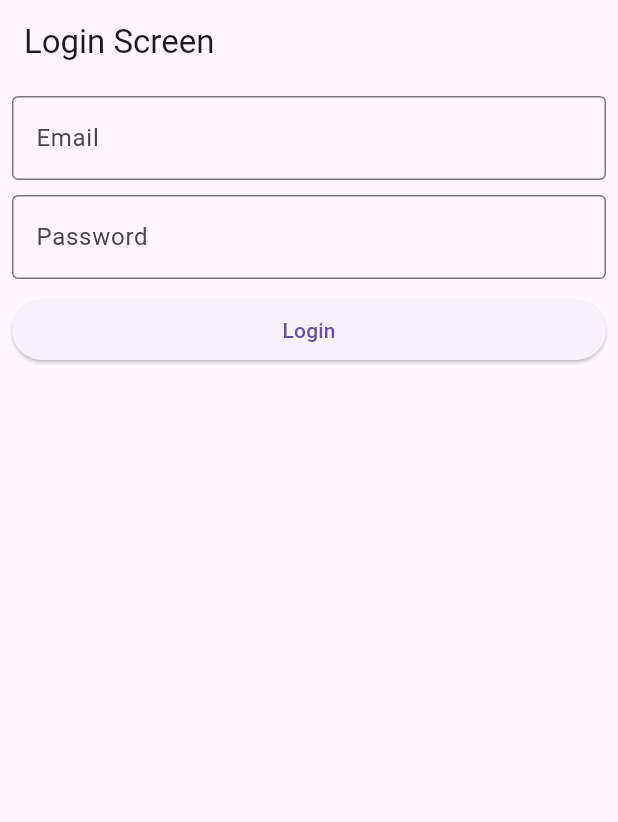
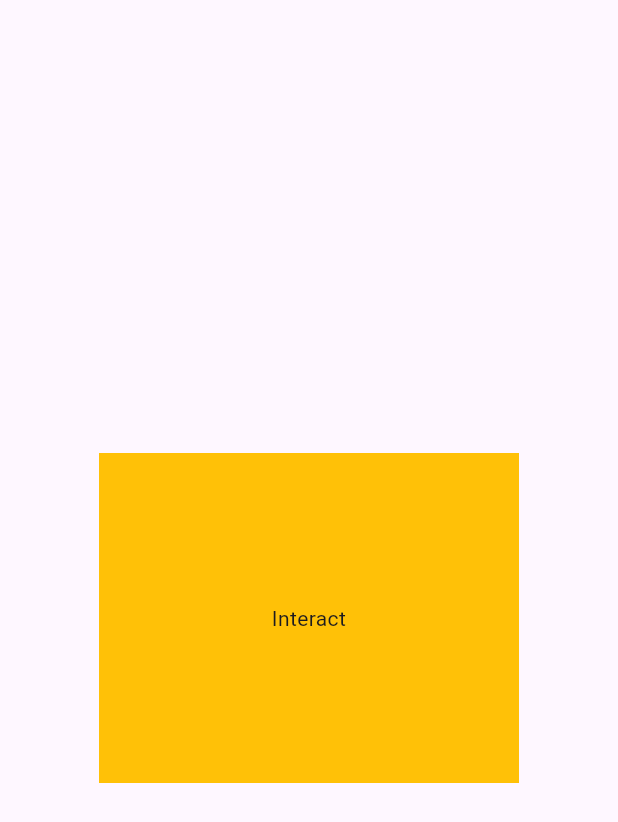
Before and after one commit to sanjayr1944/Flutter-UI, a Flutter app: the screen it shows after launch, on a phone screen of 412 x 824 dp. Shown: the top 822 px of the screen. Run offline on Flutter 3.47's test engine with Material 3 defaults, Android fonts, the phone set to English and light mode, and no system bars.

Commit message:
Flutter UI

```diff
--- /dev/null
+++ b/lib/Gestures/gestures.dart
@@ -0,0 +1,61 @@
+import 'package:flutter/material.dart';
+
+
+
+class MyGestureScreen extends StatefulWidget {
+  const MyGestureScreen({super.key});
+
+  @override
+  State<MyGestureScreen> createState() => _MyGestureScreenState();
+}
+
+class _MyGestureScreenState extends State<MyGestureScreen> {
+
+  String gestureMessage = "Interact";
+  @override
+  Widget build(BuildContext context) {
+    return Scaffold(
+      body: Center(
+        child: GestureDetector(
+          onTap: (){
+            setState(()
+            {
+              gestureMessage = "Tapped!";
+            });
+            },
+          onHorizontalDragUpdate: (details)
+          {
+            setState(()
+            {
+              gestureMessage = "Dragged!";
+            });
+          },
+          onDoubleTap: (){
+            setState(()
+            {
+              gestureMessage = "Double Tap!";
+            });
+          },
+          onLongPress: (){
+            setState(()
+            {
+              gestureMessage = "Long Press!";
+            });
+          },
+
+
+
+
+          child: Container(
+            width: 280,
+            height: 220,
+            alignment: .center,
+            color: Colors.amber,
+            child: Text(gestureMessage,textAlign: TextAlign.center,),
+
+          )
+      ),
+      )
+    );
+  }
+}
--- a/lib/main.dart
+++ b/lib/main.dart
@@ -5,6 +5,7 @@ import 'package:demo_test/Screens/login_screen.dart';
 import 'package:demo_test/Text/text_widgets.dart';
 import 'package:flutter/material.dart';
 
+import 'Gestures/gestures.dart';
 import 'images/img.dart';
 
 void main()
@@ -19,7 +20,7 @@ class MyApp extends StatelessWidget {
   Widget build(BuildContext context) {
     return MaterialApp(
       debugShowCheckedModeBanner: false,
-      home: MyLoginScreen(),
+      home: MyGestureScreen(),
     );
   }
 }
```
